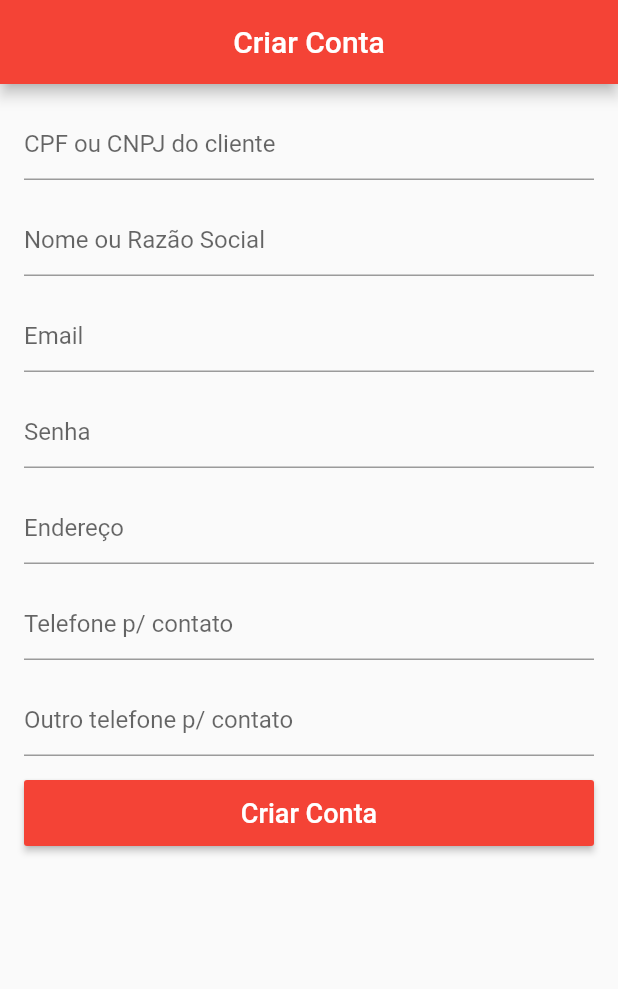
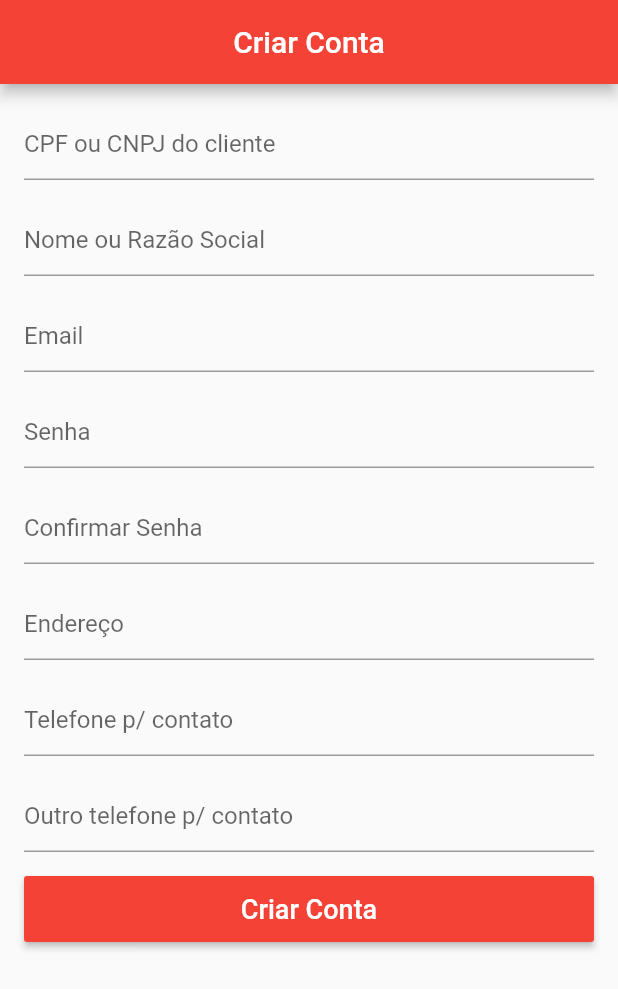
Before and after one commit to EliasJnr/puramassa-app, a Flutter app: the SignUpScreen screen opened directly, on a phone screen of 412 x 824 dp. Shown: the top 989 px of the screen. Run offline on Flutter 3.47's test engine with Material 2 defaults, Android fonts, the phone set to English and light mode, and no system bars; our stand-ins replace cached_network_image, carousel_pro, cloud_firestore, firebase_auth, flutter_masked_text, geolocator and 1 more; missing offline and left inert: cpf_cnpj_validator; accounts and stored records are empty.

Commit message:
permissao local confirmacao de senha e msg senha invalida

```diff
--- a/lib/screens/signup_screen.dart
+++ b/lib/screens/signup_screen.dart
@@ -4,6 +4,7 @@ import 'package:flutter/material.dart';
 import 'package:flutter_masked_text/flutter_masked_text.dart';
 import 'package:loja_virtual/models/user_model.dart';
 import 'package:scoped_model/scoped_model.dart';
+import 'package:geolocator/geolocator.dart';
 
 class SignUpScreen extends StatefulWidget {
   @override
@@ -17,6 +18,7 @@ class _SignUpScreenState extends State<SignUpScreen> {
   final _nameController = TextEditingController();
   final _emailController = TextEditingController();
   final _passController = TextEditingController();
+  final _confirmPassController = TextEditingController();
   final _addressController = TextEditingController();
   final _phoneController = MaskedTextController(mask: "(00) 00000-0000");
   final _phone2Controller = MaskedTextController(mask: "(00) 00000-0000");
@@ -90,7 +92,17 @@ class _SignUpScreenState extends State<SignUpScreen> {
                         decoration: InputDecoration(hintText: "Senha"),
                         obscureText: true,
                         validator: (text) => text.isEmpty || text.length < 6
-                            ? "Senha inválida!"
+                            ? "Senha inválida! * min 6 dígitos "
+                            : null),
+                    SizedBox(
+                      height: 16.0,
+                    ),
+                    TextFormField(
+                        controller: _confirmPassController,
+                        decoration: InputDecoration(hintText: "Confirmar Senha"),
+                        obscureText: true,
+                        validator: (text) => _confirmPassController.text != _passController.text
+                            ? "Senhas não coincidem!"
                             : null),
                     SizedBox(
                       height: 16.0,
```
Also changed, not shown: 2 other files.
